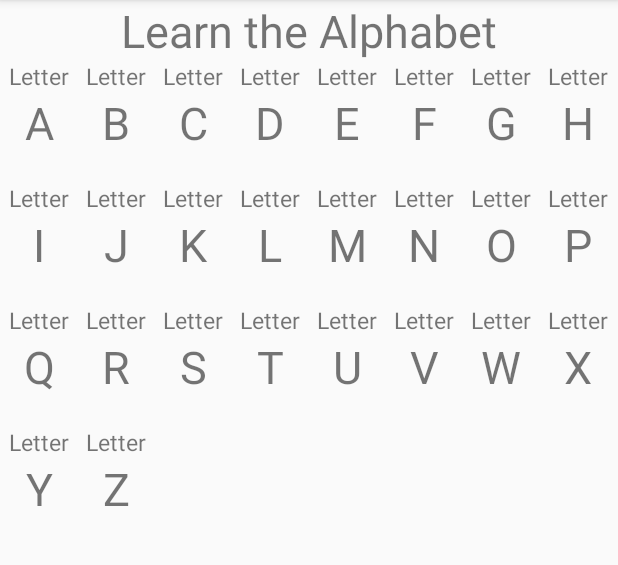
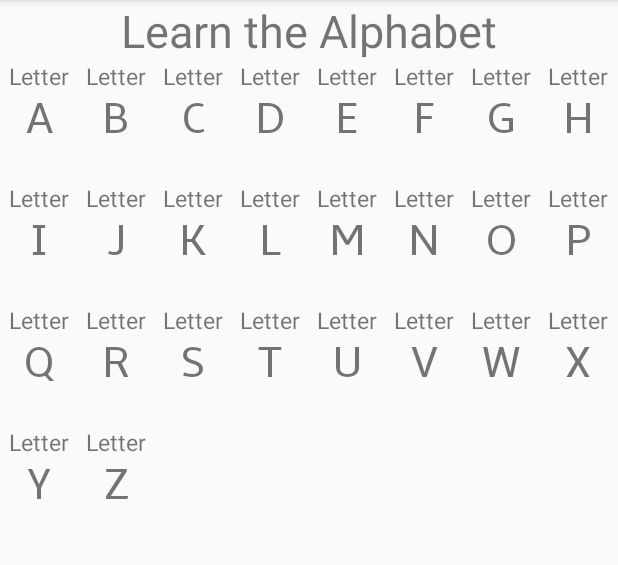
Before and after one commit to rossfletcher19/abcGrid, an Android app: the screen it shows after launch (MainActivity), on a phone screen of 412 x 824 dp, the part 84-649 px from its top. Run offline under Robolectric (Android 15) with nearby library versions, the phone set to English and light mode, and no system bars.

Commit message:
add custom typeface

```diff
--- a/AndroidStudioProjects/AlphabetGrid/app/src/main/java/com/epicodus/alphabetgrid/AlphabetAdapter.java
+++ b/AndroidStudioProjects/AlphabetGrid/app/src/main/java/com/epicodus/alphabetgrid/AlphabetAdapter.java
@@ -1,6 +1,7 @@
 package com.epicodus.alphabetgrid;
 
 import android.content.Context;
+import android.graphics.Typeface;
 import android.view.LayoutInflater;
 import android.view.View;
 import android.view.ViewGroup;
@@ -12,11 +13,13 @@ public class AlphabetAdapter extends BaseAdapter {
 
     private Context mContext;
     private String[] mLetters;
+    private Typeface mTypeface;
 
 
-    public AlphabetAdapter (Context context, String[] letters){
+    public AlphabetAdapter (Context context, String[] letters, Typeface typeface){
         this.mContext = context;
         this.mLetters = letters;
+        this.mTypeface = typeface;
     }
 
     @Override
@@ -51,7 +54,8 @@ public class AlphabetAdapter extends BaseAdapter {
                     .findViewById(R.id.grid_item_letter);
 
             // set values into views
-            letterView.setText(mLetters[i]);  // using dummy data for now
+            letterView.setText(mLetters[i]);
+            letterView.setTypeface(mTypeface);// using dummy data for now
         } else {
             gridView = (View) convertView;
         }
--- a/AndroidStudioProjects/AlphabetGrid/app/src/main/java/com/epicodus/alphabetgrid/MainActivity.java
+++ b/AndroidStudioProjects/AlphabetGrid/app/src/main/java/com/epicodus/alphabetgrid/MainActivity.java
@@ -1,5 +1,6 @@
 package com.epicodus.alphabetgrid;
 
+import android.graphics.Typeface;
 import android.support.v7.app.AppCompatActivity;
 import android.os.Bundle;
 import android.widget.GridView;
@@ -16,8 +17,10 @@ public class MainActivity extends AppCompatActivity {
         super.onCreate(savedInstanceState);
         setContentView(R.layout.activity_main);
 
+        Typeface typeface = Typeface.createFromAsset(getAssets(), "fonts/Amble-Regular.ttf");
+
         gridView = (GridView) findViewById(R.id.baseGridView);
-        gridView.setAdapter(new AlphabetAdapter(this, letters));
+        gridView.setAdapter(new AlphabetAdapter(this, letters, typeface));
     }
 
 }
```
Also changed, not shown: AndroidStudioProjects/AlphabetGrid/app/src/main/assets/fonts/Amble-Regular.ttf (added).
